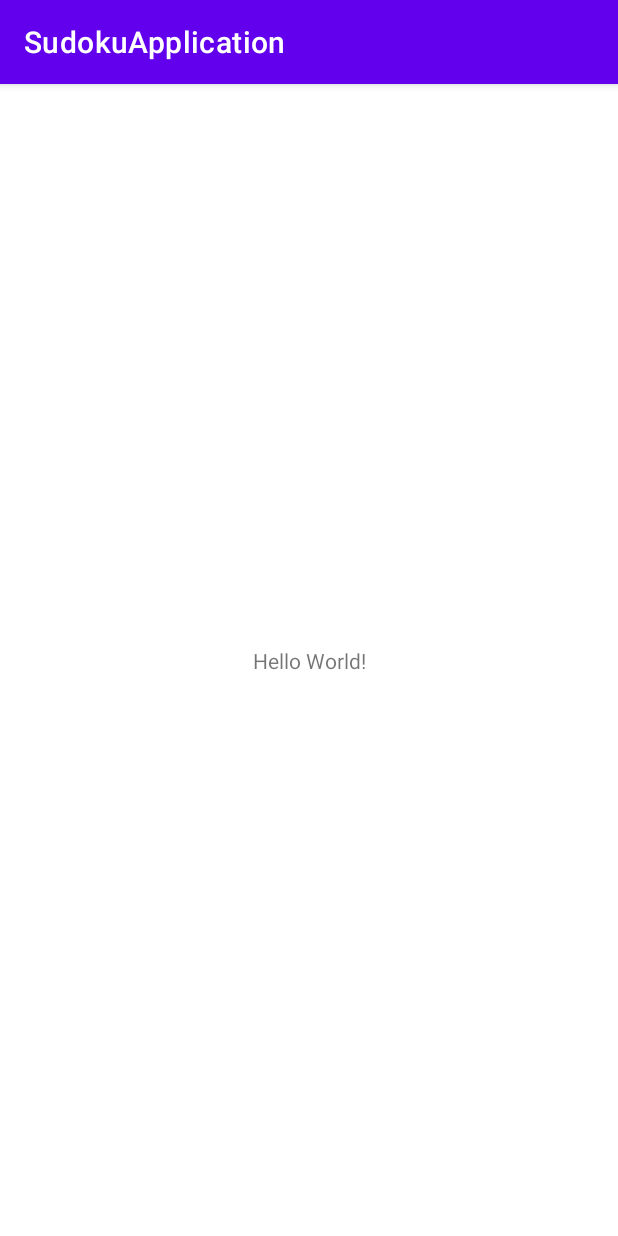
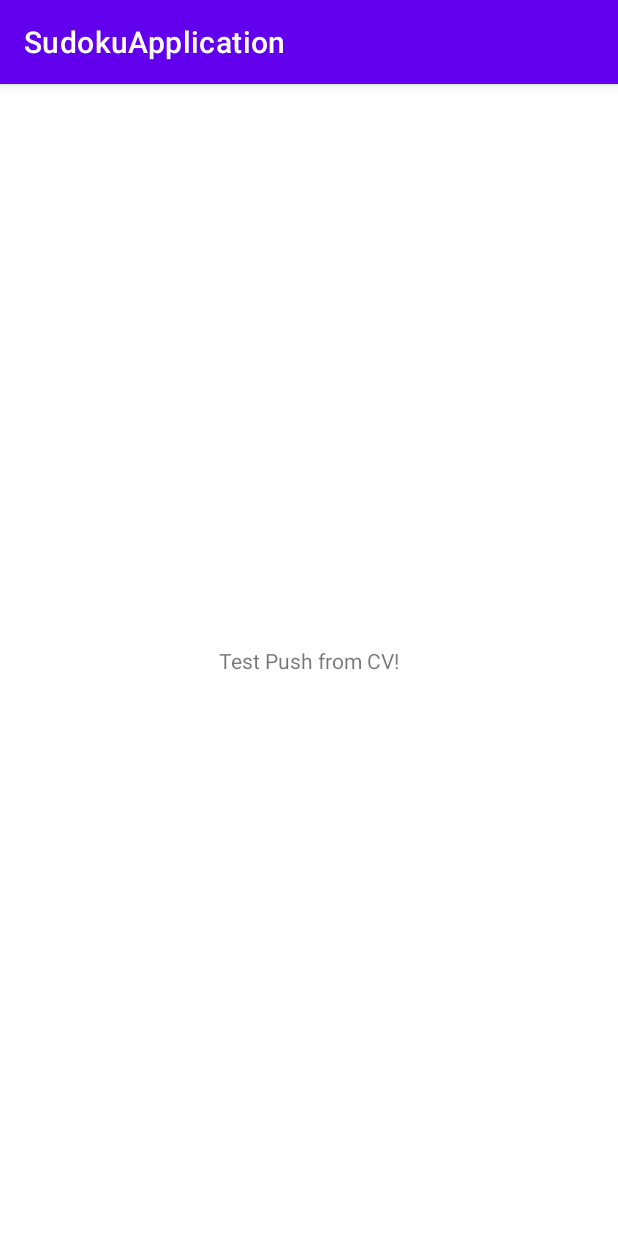
Before and after one commit to valdcarl/Android_GameApplication, an Android app: the screen it shows after launch (MainActivity), on a phone screen of 412 x 824 dp. Run offline under Robolectric (Android 15) with nearby library versions, the phone set to English and light mode, and no system bars.

Commit message:
Changed "Hello World!" on MainActivity to "Test Push from CV!" to see correct push and upload to git project for team

```diff
--- a/app/src/main/res/layout/activity_main.xml
+++ b/app/src/main/res/layout/activity_main.xml
@@ -9,7 +9,7 @@
     <TextView
         android:layout_width="wrap_content"
         android:layout_height="wrap_content"
-        android:text="Hello World!"
+        android:text="Test Push from CV!"
         app:layout_constraintBottom_toBottomOf="parent"
         app:layout_constraintLeft_toLeftOf="parent"
         app:layout_constraintRight_toRightOf="parent"
```
